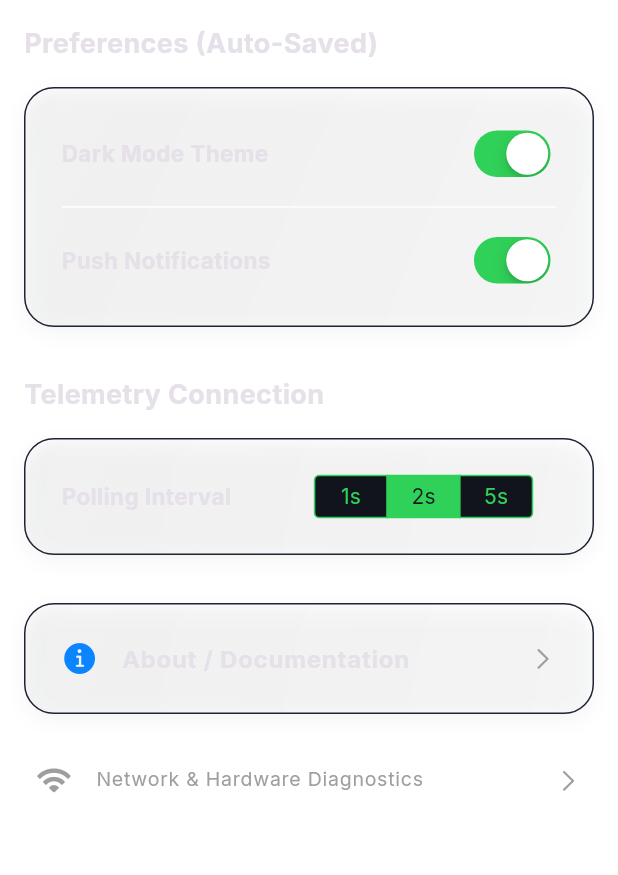
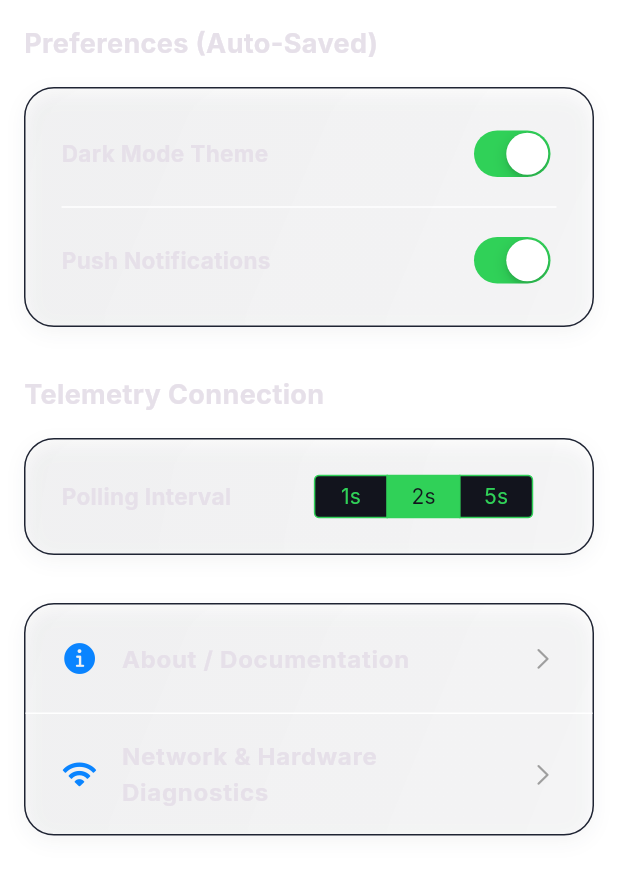
Before and after one commit to Adamskiee/esp32-biomass-monitor, a Flutter app: the SettingsScreen screen opened directly, on a phone screen of 412 x 824 dp. Shown: the top 875 px of the screen. Run offline on Flutter 3.47's test engine with Material 3 defaults, Android fonts, the phone set to English and light mode, and no system bars; our stand-ins replace fl_chart, google_fonts, local_auth, package_info_plus, share_plus, shared_preferences and 1 more; accounts and stored records are empty.

Commit message:
fix: align diagnostics settings row

```diff
--- a/mobileapp/lib/features/settings/settings_screen.dart
+++ b/mobileapp/lib/features/settings/settings_screen.dart
@@ -289,18 +289,24 @@ class SettingsScreen extends StatelessWidget {
                         onTap: () => _showAboutDialog(context, theme),
                       ),
                     ),
-                  ],
-                ),
-              ),
-              const SizedBox(height: 16),
+                    const Divider(height: 1),
                     Material(
                       type: MaterialType.transparency,
                       child: ListTile(
-                  contentPadding: const EdgeInsets.symmetric(horizontal: 8),
-                  leading: const Icon(CupertinoIcons.wifi, color: Colors.grey),
-                  title: const Text(
+                        contentPadding: const EdgeInsets.symmetric(
+                          horizontal: 24,
+                          vertical: 8,
+                        ),
+                        leading: const Icon(
+                          CupertinoIcons.wifi,
+                          color: AppTheme.neonBlue,
+                        ),
+                        title: Text(
                           "Network & Hardware Diagnostics",
-                    style: TextStyle(color: Colors.grey, fontSize: 13),
+                          style: TextStyle(
+                            color: theme.textTheme.bodyLarge?.color,
+                            fontWeight: FontWeight.bold,
+                          ),
                         ),
                         trailing: const Icon(
                           CupertinoIcons.chevron_right,
@@ -308,6 +314,9 @@ class SettingsScreen extends StatelessWidget {
                           size: 18,
                         ),
                         onTap: () => _showDiagnosticsDialog(context, theme),
+                      ),
+                    ),
+                  ],
                 ),
               ),
               const SizedBox(height: 40),
```
Also changed, not shown: 1 other file. Lines whose indentation alone changed are shown as unchanged.
